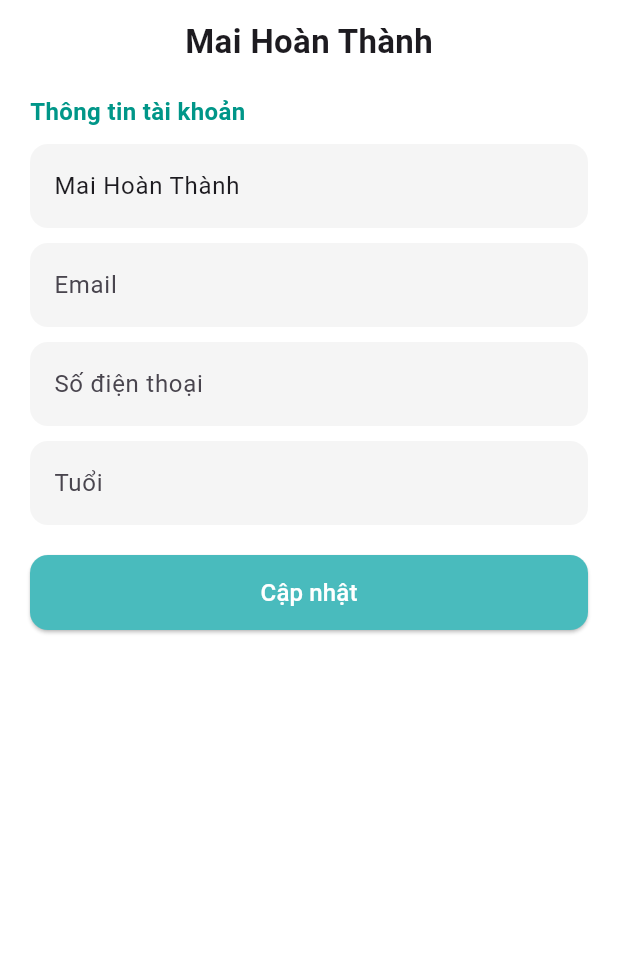
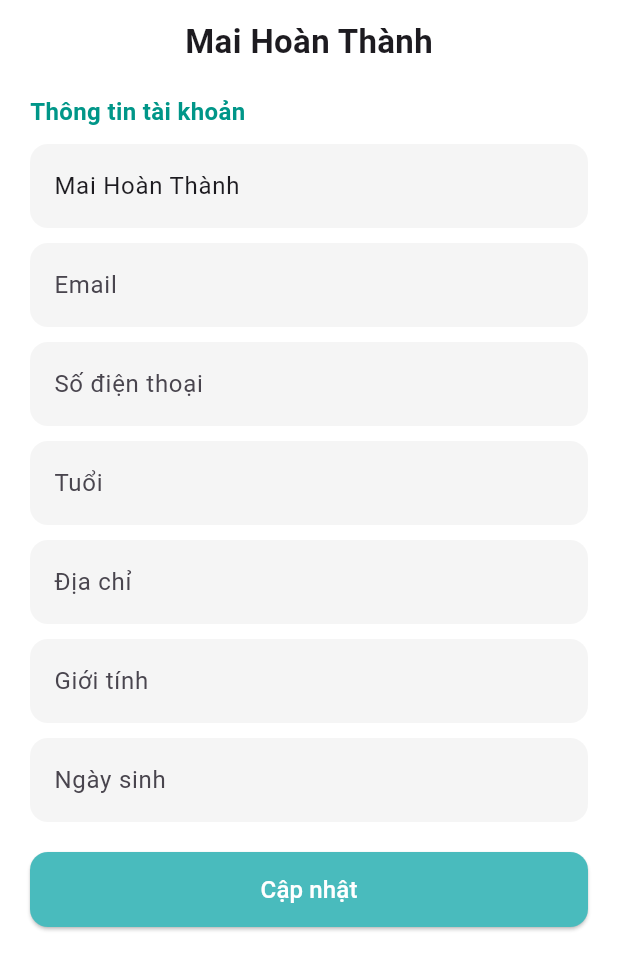
Before and after one commit to LanHoang30062004/Capstone_1-, a Flutter app: the ProfileScreen screen opened directly, on a phone screen of 412 x 824 dp, the part 264-1236 px from its top. Run offline on Flutter 3.47's test engine with Material 3 defaults, Android fonts, the phone set to English and light mode, and no system bars; our stand-ins replace image_picker, video_player.

Commit message:
thai pull code

```diff
--- a/BE/KhiemThinh/list.txt
+++ b/BE/KhiemThinh/list.txt
@@ -1,3 +1,2 @@
-file 'C:\Users\ASUS\AppData\Local\Temp\translate_e487d419-e6c9-48dc-b16d-1e8048625361\video_0.mp4'
-file 'C:\Users\ADMIN\AppData\Local\Temp\translate_ba1c0cf2-6e6a-4f90-b80a-b993a3671079\video_0.mp4'
-file 'C:\Users\ADMIN\AppData\Local\Temp\translate_ba1c0cf2-6e6a-4f90-b80a-b993a3671079\video_1.mp4'
+file 'C:\Users\ASUS\AppData\Local\Temp\translate_0b4a1e3d-3fd5-4c51-a5bd-91e3c3a22a67\video_0.mp4'
+file 'C:\Users\ASUS\AppData\Local\Temp\translate_0b4a1e3d-3fd5-4c51-a5bd-91e3c3a22a67\video_1.mp4'
--- a/FE/app_nckh/lib/main.dart
+++ b/FE/app_nckh/lib/main.dart
@@ -19,6 +19,7 @@ class MyApp extends StatelessWidget {
       theme: ThemeData(
         colorScheme: ColorScheme.fromSeed(seedColor: Colors.deepPurple),
       ),
+      debugShowCheckedModeBanner: false,
       home: introductionApp(),
     );
   }
--- a/FE/app_nckh/lib/profileSettings.dart
+++ b/FE/app_nckh/lib/profileSettings.dart
@@ -8,19 +8,23 @@ class ProfileScreen extends StatefulWidget {
 }
 
 class _ProfileScreenState extends State<ProfileScreen> {
-  final TextEditingController _nameController = TextEditingController(text: "Mai Hoàn Thành");
+  final TextEditingController _nameController =
+      TextEditingController(text: "Mai Hoàn Thành");
   final TextEditingController _emailController = TextEditingController();
   final TextEditingController _phoneController = TextEditingController();
   final TextEditingController _ageController = TextEditingController();
+  final TextEditingController _addressController = TextEditingController();
+  final TextEditingController _genderController = TextEditingController();
+  final TextEditingController _dobController = TextEditingController();
 
   @override
   Widget build(BuildContext context) {
     return Scaffold(
       backgroundColor: Colors.white,
       appBar: AppBar(
-        backgroundColor:  Color(0xFF49BBBD),
-        title: const Text("Thông tin cá nhân", style: TextStyle(color: Colors.white)),
-
+        backgroundColor: const Color(0xFF49BBBD),
+        title: const Text("Thông tin cá nhân",
+            style: TextStyle(color: Colors.white)),
         leading: IconButton(
           icon: const Icon(Icons.arrow_back_ios, color: Colors.white),
           onPressed: () => Navigator.pop(context),
@@ -38,7 +42,8 @@ class _ProfileScreenState extends State<ProfileScreen> {
             const SizedBox(height: 12),
             Text(
               _nameController.text,
-              style: const TextStyle(fontSize: 22, fontWeight: FontWeight.bold),
+              style: const TextStyle(
+                  fontSize: 22, fontWeight: FontWeight.bold),
             ),
             const SizedBox(height: 20),
             const Align(
@@ -60,6 +65,12 @@ class _ProfileScreenState extends State<ProfileScreen> {
             _buildTextField("Số điện thoại", _phoneController),
             const SizedBox(height: 10),
             _buildTextField("Tuổi", _ageController),
+            const SizedBox(height: 10),
+            _buildTextField("Địa chỉ", _addressController),
+            const SizedBox(height: 10),
+            _buildTextField("Giới tính", _genderController),
+            const SizedBox(height: 10),
+            _buildTextField("Ngày sinh", _dobController),
             const SizedBox(height: 20),
             ElevatedButton(
               onPressed: () {
@@ -69,13 +80,14 @@ class _ProfileScreenState extends State<ProfileScreen> {
                 );
               },
               style: ElevatedButton.styleFrom(
-                backgroundColor: Color(0xFF49BBBD),
+                backgroundColor: const Color(0xFF49BBBD),
                 minimumSize: const Size(double.infinity, 50),
                 shape: RoundedRectangleBorder(
                   borderRadius: BorderRadius.circular(12),
                 ),
               ),
-              child: const Text("Cập nhật", style: TextStyle(fontSize: 16,color: Colors.white)),
+              child: const Text("Cập nhật",
+                  style: TextStyle(fontSize: 16, color: Colors.white)),
             ),
           ],
         ),
```
Also changed, not shown: 2 other files.
